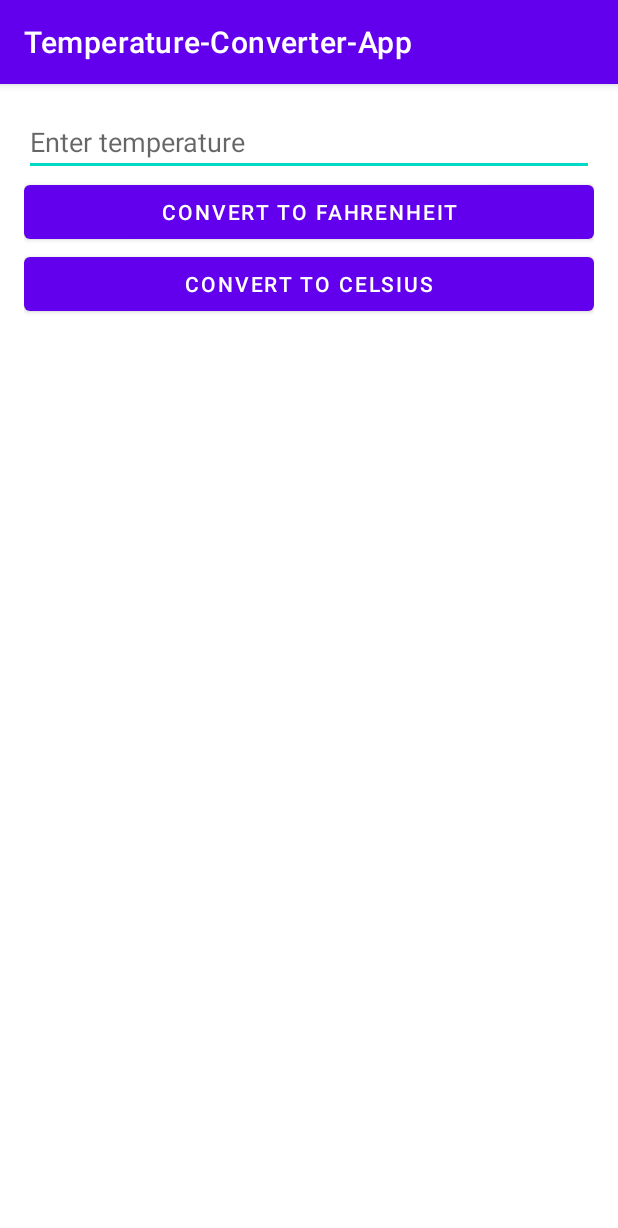
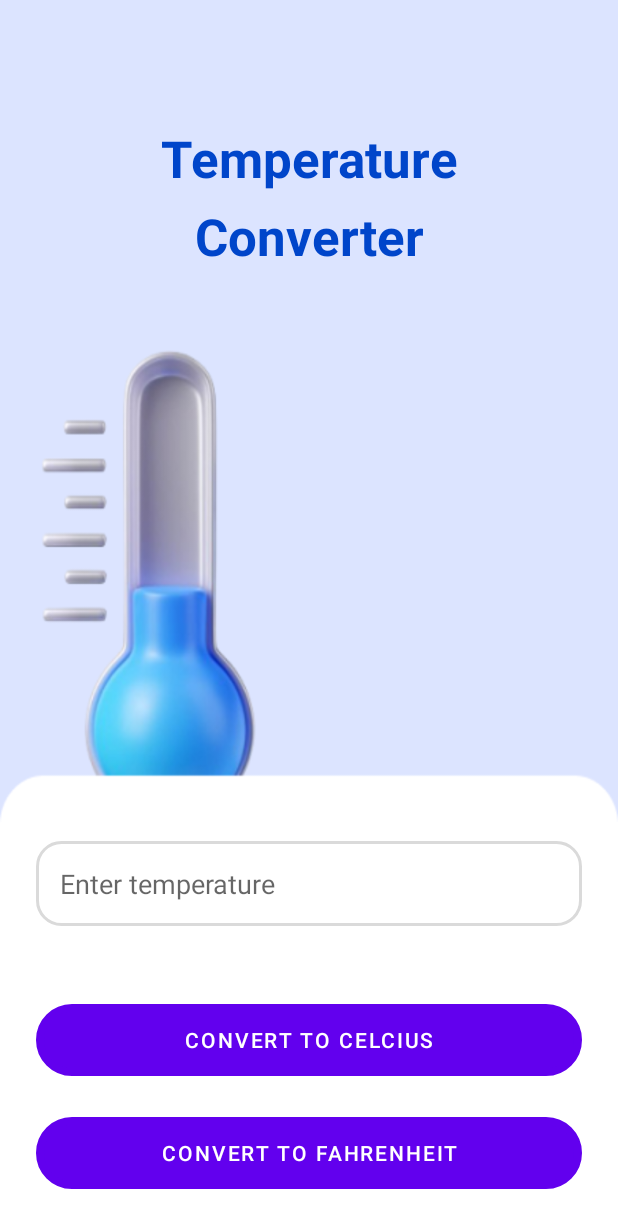
Before and after one commit to ZKartadimaja/apes-suhu, an Android app: the screen it shows after launch (MainActivity), on a phone screen of 412 x 824 dp. Shown: the top 1228 px of the screen. Run offline under Robolectric (Android 15) with nearby library versions, the phone set to English and light mode, and no system bars.

Commit message:
Add new theme styling

```diff
--- a/Temperature-Converter-App/app/src/main/java/com/example/temperature_converter_app/MainActivity.kt
+++ b/Temperature-Converter-App/app/src/main/java/com/example/temperature_converter_app/MainActivity.kt
@@ -18,6 +18,11 @@ class MainActivity : AppCompatActivity() {
     override fun onCreate(savedInstanceState: Bundle?) {
         super.onCreate(savedInstanceState)
         setContentView(R.layout.activity_main)
+
+        // Hilangkan Action Bar
+        if (getSupportActionBar() != null) {
+            getSupportActionBar()?.hide();
+        }
 
         editTextTemperature = findViewById(R.id.editTextTemperature)
         buttonToFahrenheit = findViewById(R.id.buttonToFahrenheit)
--- /dev/null
+++ b/Temperature-Converter-App/app/src/main/res/drawable/custom_button.xml
@@ -0,0 +1,9 @@
+<?xml version="1.0" encoding="utf-8"?>
+<shape android:shape="rectangle"
+    xmlns:android="http://schemas.android.com/apk/res/android">
+
+    <stroke android:width="5dp"/>
+
+    <corners android:radius="24dp"/>
+
+</shape>
--- /dev/null
+++ b/Temperature-Converter-App/app/src/main/res/drawable/custom_edit_text.xml
@@ -0,0 +1,9 @@
+<?xml version="1.0" encoding="utf-8"?>
+<shape xmlns:android="http://schemas.android.com/apk/res/android">
+
+    <stroke android:color="#DADADA"
+        android:width="2dp"/>
+
+    <corners android:radius="16dp"/>
+
+</shape>
--- a/Temperature-Converter-App/app/src/main/res/layout/activity_main.xml
+++ b/Temperature-Converter-App/app/src/main/res/layout/activity_main.xml
@@ -1,32 +1,127 @@
 <?xml version="1.0" encoding="utf-8"?>
-<LinearLayout xmlns:android="http://schemas.android.com/apk/res/android"
+<androidx.constraintlayout.widget.ConstraintLayout xmlns:android="http://schemas.android.com/apk/res/android"
+    xmlns:app="http://schemas.android.com/apk/res-auto"
+    xmlns:tools="http://schemas.android.com/tools"
     android:layout_width="match_parent"
     android:layout_height="match_parent"
     android:orientation="vertical"
-    android:padding="16dp">
+    android:padding="0dp"
+    android:background="@drawable/homepage">
 
     <EditText
         android:id="@+id/editTextTemperature"
         android:layout_width="match_parent"
         android:layout_height="wrap_content"
-        android:hint="Enter temperature" />
+        android:layout_marginStart="24dp"
+        android:layout_marginTop="120dp"
+        android:layout_marginEnd="24dp"
+        android:background="@drawable/custom_edit_text"
+        android:hint="Enter temperature"
+        android:inputType="number"
+        android:padding="16dp"
+        android:textColor="#3C3C43"
+        android:textSize="18sp"
+        app:layout_constraintBottom_toBottomOf="parent"
+        app:layout_constraintEnd_toEndOf="parent"
+        app:layout_constraintHorizontal_bias="0.0"
+        app:layout_constraintStart_toStartOf="parent"
+        app:layout_constraintTop_toTopOf="parent"
+        app:layout_constraintVertical_bias="0.681" />
 
     <Button
         android:id="@+id/buttonToFahrenheit"
         android:layout_width="match_parent"
         android:layout_height="wrap_content"
-        android:text="Convert to Fahrenheit" />
+        android:layout_marginStart="24dp"
+        android:layout_marginTop="16dp"
+        android:layout_marginEnd="24dp"
+        android:background="@drawable/custom_button"
+        android:backgroundTint="#0045CA"
+        android:padding="8dp"
+        android:text="Convert to Fahrenheit"
+        android:textColor="#FFFFFF"
+        android:textSize="14sp"
+        app:layout_constraintBottom_toBottomOf="parent"
+        app:layout_constraintEnd_toEndOf="parent"
+        app:layout_constraintHorizontal_bias="0.0"
+        app:layout_constraintStart_toStartOf="parent"
+        app:layout_constraintTop_toTopOf="parent"
+        app:layout_constraintVertical_bias="0.959" />
 
     <Button
         android:id="@+id/buttonToCelsius"
         android:layout_width="match_parent"
         android:layout_height="wrap_content"
-        android:text="Convert to Celsius" />
+        android:layout_marginStart="24dp"
+        android:layout_marginTop="16dp"
+        android:layout_marginEnd="24dp"
+        android:background="@drawable/custom_button"
+        android:backgroundTint="#0045CA"
+        android:padding="8dp"
+        android:text="Convert to Celcius"
+        android:textColor="#FFFFFF"
+        android:textSize="14sp"
+        app:layout_constraintBottom_toBottomOf="parent"
+        app:layout_constraintEnd_toEndOf="parent"
+        app:layout_constraintHorizontal_bias="0.0"
+        app:layout_constraintStart_toStartOf="parent"
+        app:layout_constraintTop_toTopOf="parent"
+        app:layout_constraintVertical_bias="0.86" />
 
     <TextView
         android:id="@+id/textViewResult"
+        android:layout_width="221dp"
+        android:layout_height="137dp"
+        android:layout_marginStart="16dp"
+        android:layout_marginEnd="16dp"
+        android:layout_marginBottom="16dp"
+        android:textAlignment="center"
+        android:textColor="#0045CA"
+        android:textSize="48sp"
+        android:textStyle="bold"
+        app:layout_constraintBottom_toBottomOf="parent"
+        app:layout_constraintEnd_toEndOf="parent"
+        app:layout_constraintHorizontal_bias="0.949"
+        app:layout_constraintStart_toStartOf="parent"
+        app:layout_constraintTop_toTopOf="parent"
+        app:layout_constraintVertical_bias="0.491" />
+
+    <TextView
+        android:id="@+id/title2"
         android:layout_width="match_parent"
         android:layout_height="wrap_content"
-        android:textSize="18sp"
-        android:layout_marginTop="16dp" />
-</LinearLayout>
+        android:layout_marginStart="16dp"
+        android:layout_marginEnd="16dp"
+        android:layout_marginBottom="16dp"
+        android:text="Converter"
+        android:textAlignment="center"
+        android:textColor="#0045CA"
+        android:textSize="34sp"
+        android:textStyle="bold"
+        app:layout_constraintBottom_toBottomOf="parent"
+        app:layout_constraintEnd_toEndOf="parent"
+        app:layout_constraintHorizontal_bias="0.0"
+        app:layout_constraintStart_toStartOf="parent"
+        app:layout_constraintTop_toTopOf="parent"
+        app:layout_constraintVertical_bias="0.177" />
+
+    <TextView
+        android:id="@+id/title3"
+        android:layout_width="match_parent"
+        android:layout_height="wrap_content"
+        android:layout_marginStart="16dp"
+        android:layout_marginEnd="16dp"
+        android:layout_marginBottom="16dp"
+        android:text="Temperature"
+        android:textAlignment="center"
+        android:textColor="#0045CA"
+        android:textSize="34sp"
+        android:textStyle="bold"
+        app:layout_constraintBottom_toBottomOf="parent"
+        app:layout_constraintEnd_toEndOf="parent"
+        app:layout_constraintHorizontal_bias="0.0"
+        app:layout_constraintStart_toStartOf="parent"
+        app:layout_constraintTop_toTopOf="parent"
+        app:layout_constraintVertical_bias="0.108" />
+
+</androidx.constraintlayout.widget.ConstraintLayout>
```
Also changed, not shown: Temperature-Converter-App/app/src/main/res/drawable/homepage.png (added).
